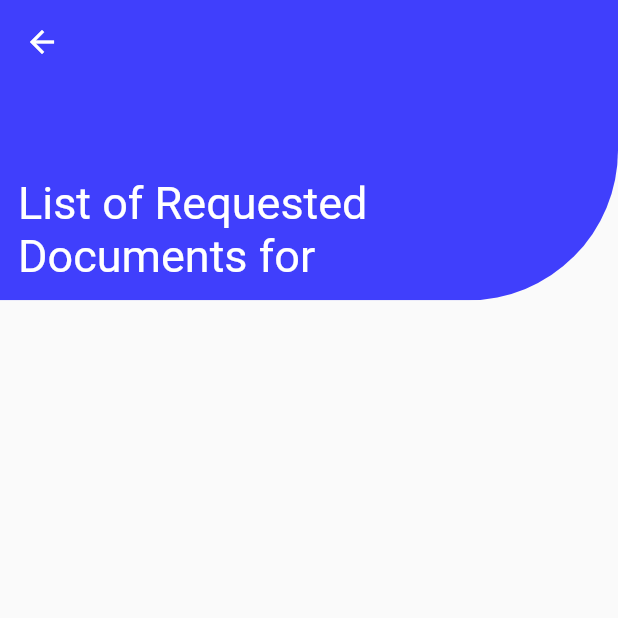
After one commit to pathakutkarsh/documentVerificaitonSystem, a Flutter app: the DepartmentDocumentListScreen screen opened directly, on a phone screen of 412 x 824 dp, the top half of it. The commit adds this screen. Run offline on Flutter 3.47's test engine with Material 2 defaults, Android fonts, the phone set to English and light mode, and no system bars; our stand-ins replace image_picker, supabase_flutter; accounts and stored records are empty.

Commit message:
department cards, list created codes

```diff
--- /dev/null
+++ b/flutter/lib/screens/department_document_list_screen.dart
@@ -0,0 +1,103 @@
+import 'package:document_verification_system/constants/colors.dart';
+import 'package:document_verification_system/constants/size.dart';
+import 'package:document_verification_system/functions/supabase.dart';
+import 'package:document_verification_system/widgets/department_document_list_card.dart';
+import 'package:flutter/foundation.dart';
+import 'package:flutter/material.dart';
+import 'package:intl/intl.dart';
+
+class DepartmentDocumentListScreen extends StatefulWidget {
+  final String departmentName;
+  const DepartmentDocumentListScreen({super.key, this.departmentName = ''});
+  @override
+  State<DepartmentDocumentListScreen> createState() =>
+      DepartmentDocumentListScreenState();
+}
+
+class DepartmentDocumentListScreenState
+    extends State<DepartmentDocumentListScreen> {
+  bool isDetailLoaded = false;
+  List getRequiredDocumentDetails = [];
+  getRequiredDocuments() async {
+    await getListofRequestedDocumentsByDepartment(widget.departmentName).then(
+      (value) => setState(
+        () {
+          getRequiredDocumentDetails = value;
+          // createCardsBasedOnRequiredDocuments();
+          isDetailLoaded = true;
+        },
+      ),
+    );
+  }
+
+  @override
+  void initState() {
+    super.initState();
+    getRequiredDocuments();
+  }
+
+  @override
+  Widget build(BuildContext context) {
+    return Scaffold(
+      appBar: AppBar(
+        backgroundColor: primary,
+        shadowColor: Colors.transparent,
+        primary: true,
+      ),
+      body: isDetailLoaded
+          ? SingleChildScrollView(
+              child: Column(
+                mainAxisAlignment: MainAxisAlignment.start,
+                children: [
+                  ClipRRect(
+                    clipBehavior: Clip.antiAliasWithSaveLayer,
+                    borderRadius: const BorderRadius.only(
+                      bottomRight: Radius.circular(size_100),
+                    ),
+                    child: Container(
+                      color: primary,
+                      height: screenHeight(context) * 0.175,
+                      width: screenWidth(context),
+                      child: Column(
+                        mainAxisAlignment: MainAxisAlignment.end,
+                        crossAxisAlignment: CrossAxisAlignment.start,
+                        children: [
+                          Padding(
+                            padding: const EdgeInsets.all(size_12),
+                            child: Text(
+                              "List of Requested Documents for ${widget.departmentName}",
+                              style: const TextStyle(
+                                  fontSize: size_30,
+                                  color: base,
+                                  backgroundColor: Colors.transparent),
+                              overflow: TextOverflow.visible,
+                            ),
+                          ),
+                        ],
+                      ),
+                    ),
+                  ),
+                  ListView.builder(
+                    padding: kIsWeb
+                        ? EdgeInsets.only(
+                            left: screenWidth(context) * 0.3,
+                            right: screenWidth(context) * 0.3,
+                            bottom: screenHeight(context) * 0.14)
+                        : EdgeInsets.only(bottom: screenHeight(context) * 0.14),
+                    shrinkWrap: true,
+                    itemCount: getRequiredDocumentDetails.length,
+                    itemBuilder: ((context, index) {
+                      return DepartmentDocumentListCard(
+                          getRequiredDocumentDetails:
+                              getRequiredDocumentDetails[index]);
+                    }),
+                  ),
+                ],
+              ),
+            )
+          : const Center(
+              child: CircularProgressIndicator(),
+            ),
+    );
+  }
+}
--- a/flutter/lib/screens/document_detail.dart
+++ b/flutter/lib/screens/document_detail.dart
@@ -25,7 +25,7 @@ class _DocumentDetailsState extends State<DocumentDetails> {
   bool isFileLoaded = false;
   late DateTime createdOn;
   getDownloadedFile() {
-    downloadImageFromFileName(widget.imageInfo['edited_image_name']).then(
+    downloadImageFromFileName(widget.imageInfo['edited_image_name'],widget.imageInfo['file_name']).then(
       (value) => setState(
         () {
           uploadFile = value;
--- a/flutter/pubspec.yaml
+++ b/flutter/pubspec.yaml
@@ -36,6 +36,7 @@ dependencies:
   cupertino_icons: ^1.0.2
   image_picker: ^0.8.7
   supabase_flutter: ^1.9.0
+  intl: ^0.18.1
 
 dev_dependencies:
   flutter_test:
```
Also changed, not shown: flutter/lib/functions/supabase.dart (+36 -10 lines), flutter/lib/main.dart (+9 -7 lines), flutter/lib/screens/all_department_dashboard.dart (renamed from flutter/lib/screens/request_documents.dart, +18 -33 lines), flutter/lib/screens/login_screen.dart (+6 -11 lines), flutter/lib/widgets/department_document_list_card.dart (added, +110 -0 lines), flutter/lib/widgets/department_name_card.dart (added, +72 -0 lines), flutter/lib/widgets/select_document.dart (+50 -18 lines), flutter/lib/assets/icons/sampleImage.png (deleted), flutter/pubspec.lock, node/my.png, 2 other files.
